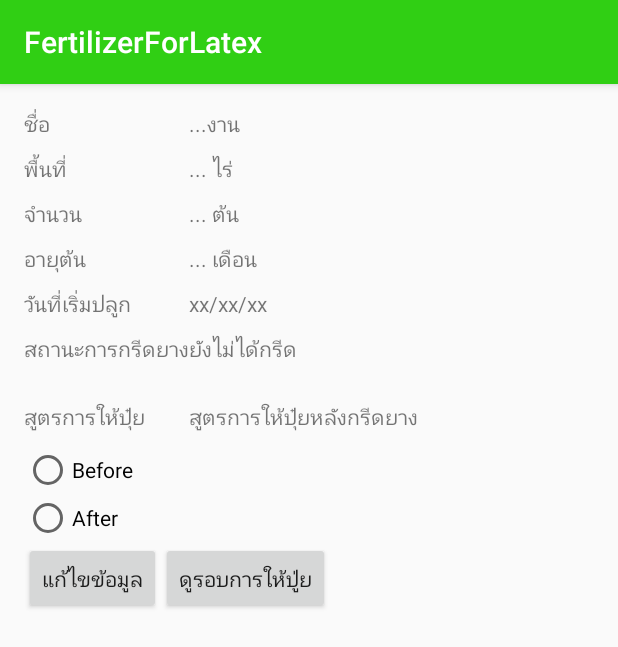
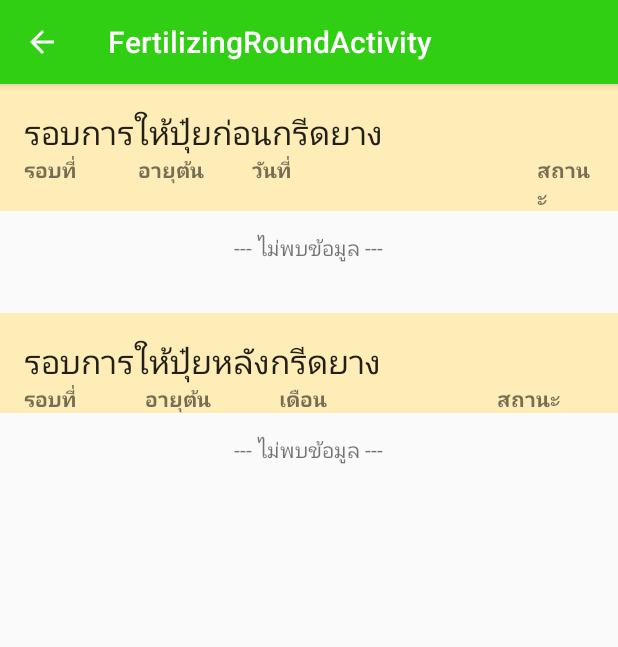
Before and after one commit to bnitelf/FertilizerForLatex, an Android app: the TaskDetailActivity screen opened directly, with no data from a screen before it, after a tap on "ดูรอบการให้ปู่ย", on a phone screen of 412 x 824 dp. Shown: the top 647 px of the screen. Run offline under Robolectric (Android 15) with nearby library versions, the phone set to English and light mode, and no system bars; 7 statements that could not run were skipped.

Commit message:
Finish edit task, finish display fertilizing round before harvesting.

```diff
--- /dev/null
+++ b/app/src/main/java/com/example/puicbr/fertilizerforlatex/FertilizingRoundActivity.java
@@ -0,0 +1,108 @@
+package com.example.puicbr.fertilizerforlatex;
+
+import android.content.Intent;
+import android.support.v7.app.AppCompatActivity;
+import android.os.Bundle;
+import android.view.Menu;
+import android.view.MenuItem;
+import android.view.View;
+import android.widget.ListView;
+import android.widget.TextView;
+
+import com.example.puicbr.fertilizerforlatex.Adapter.FertilizingRoundAdapter;
+import com.example.puicbr.fertilizerforlatex.helper.DateHelper;
+import com.example.puicbr.fertilizerforlatex.helper.DbHelper;
+import com.example.puicbr.fertilizerforlatex.model.Fertilizing_Round;
+import com.example.puicbr.fertilizerforlatex.model.Task;
+
+import java.util.ArrayList;
+import java.util.Calendar;
+import java.util.List;
+
+public class FertilizingRoundActivity extends AppCompatActivity {
+
+    private ListView lvBefore = null;
+    private ListView lvAfter = null;
+    private TextView txtNoDataBefore = null;
+    private TextView txtNoDataAfter = null;
+
+    private int task_id = -1;
+    private Task task = null;
+
+    private DbHelper dbHelper = null;
+
+    @Override
+    protected void onCreate(Bundle savedInstanceState) {
+        super.onCreate(savedInstanceState);
+        setContentView(R.layout.activity_fertilizing_round);
+
+        lvBefore = (ListView) findViewById(R.id.lvBefore);
+        lvAfter = (ListView) findViewById(R.id.lvAfter);
+        txtNoDataBefore = (TextView) findViewById(R.id.txtNoDataBefore);
+        txtNoDataAfter = (TextView) findViewById(R.id.txtNoDataAfter);
+
+        Intent mIntent = getIntent();
+        task_id = mIntent.getIntExtra("task_id", 0);
+
+        dbHelper = new DbHelper(this);
+        task = dbHelper.selectTaskById(task_id);
+
+        List<Fertilizing_Round> fertilizingRoundList = dbHelper.selectFertilizing_RoundByTaskId(task_id);
+
+        // รายการรอบการให้ปุ๋ยก่อนกรีด
+        List<Fertilizing_Round> fRoundBeforeList = new ArrayList<>();
+
+        // รายการรอบการให้ปุ๋ยหลังกรีด
+        List<Fertilizing_Round> fRoundAfterList = null;
+
+        Calendar harvestDate = null;
+        Calendar roundDate = null;
+        if(task.isHarvested()) {
+            harvestDate = DateHelper.toCalendar(task.harvest_date);
+        }
+
+        // แยกรอบการให้ปุ๋ยก่อนกรีด
+        for(Fertilizing_Round fRound : fertilizingRoundList){
+            if(task.isHarvested()){
+                roundDate = DateHelper.toCalendar(fRound.date);
+                // ถ้ารอบการให้ปุ๋ยมากกว่าวันกรีด ไม่ต้อง add ลง fRoundBeforeList
+                if(roundDate.after(harvestDate)){
+                    break;
+                }
+            }
+
+            fRoundBeforeList.add(fRound);
+        }
+
+        // เพิ่มรอบการให้ปุ๋ยลง listview
+        if(fRoundBeforeList.size() > 0){
+            txtNoDataBefore.setVisibility(View.GONE);
+            lvBefore.setVisibility(View.VISIBLE);
+
+            FertilizingRoundAdapter adapter = new FertilizingRoundAdapter(this, fRoundBeforeList);
+            lvBefore.setAdapter(adapter);
+        }
+    }
+
+    /*@Override
+    public boolean onCreateOptionsMenu(Menu menu) {
+        // Inflate the menu; this adds items to the action bar if it is present.
+        getMenuInflater().inflate(R.menu.menu_fertilizing_round, menu);
+        return true;
+    }
+
+    @Override
+    public boolean onOptionsItemSelected(MenuItem item) {
+        // Handle action bar item clicks here. The action bar will
+        // automatically handle clicks on the Home/Up button, so long
+        // as you specify a parent activity in AndroidManifest.xml.
+        int id = item.getItemId();
+
+        //noinspection SimplifiableIfStatement
+        if (id == R.id.action_settings) {
+            return true;
+        }
+
+        return super.onOptionsItemSelected(item);
+    }*/
+}
--- a/app/src/main/java/com/example/puicbr/fertilizerforlatex/TaskDetailActivity.java
+++ b/app/src/main/java/com/example/puicbr/fertilizerforlatex/TaskDetailActivity.java
@@ -58,7 +58,9 @@ public class TaskDetailActivity extends AppCompatActivity {
         btnViewFreRound.setOnClickListener(new View.OnClickListener() {
             @Override
             public void onClick(View view) {
-
+                Intent myIntent = new Intent(TaskDetailActivity.this, FertilizingRoundActivity.class);
+                myIntent.putExtra("task_id", task_id);
+                startActivity(myIntent);
             }
 
         });
--- /dev/null
+++ b/app/src/main/res/layout/activity_fertilizing_round.xml
@@ -0,0 +1,134 @@
+<LinearLayout xmlns:android="http://schemas.android.com/apk/res/android"
+    xmlns:tools="http://schemas.android.com/tools"
+    android:layout_width="match_parent"
+    android:layout_height="match_parent"
+    android:orientation="vertical"
+    tools:context="com.example.puicbr.fertilizerforlatex.FertilizingRoundActivity">
+
+    <TextView
+        android:layout_width="match_parent"
+        android:layout_height="wrap_content"
+        android:textAppearance="?android:attr/textAppearanceLarge"
+        android:text="รอบการให้ปุ๋ยก่อนกรีดยาง"
+        android:background="#ffedb7"
+        android:paddingTop="16dp"
+        android:paddingLeft="16dp" />
+
+    <LinearLayout
+        android:orientation="horizontal"
+        android:layout_width="match_parent"
+        android:layout_height="wrap_content"
+        android:background="#ffedb7"
+        android:paddingLeft="16dp"
+        android:paddingRight="16dp">
+
+        <TextView
+            android:layout_width="0dp"
+            android:layout_height="wrap_content"
+            android:layout_weight="2"
+            android:text="รอบที่"
+            android:textStyle="bold"/>
+
+        <TextView
+            android:layout_width="0dp"
+            android:layout_height="wrap_content"
+            android:layout_weight="2"
+            android:text="อายุต้น"
+            android:textStyle="bold" />
+
+        <TextView
+            android:layout_width="0dp"
+            android:layout_height="wrap_content"
+            android:layout_weight="5"
+            android:text="วันที่"
+            android:textStyle="bold" />
+
+        <TextView
+            android:layout_width="0dp"
+            android:layout_height="wrap_content"
+            android:layout_weight="1"
+            android:text="สถานะ"
+            android:textStyle="bold" />
+    </LinearLayout>
+
+    <ListView
+        android:layout_width="match_parent"
+        android:layout_height="wrap_content"
+        android:id="@+id/lvBefore"
+        android:visibility="gone" />
+
+    <TextView
+        android:layout_width="wrap_content"
+        android:layout_height="48dp"
+        android:text="--- ไม่พบข้อมูล ---"
+        android:id="@+id/txtNoDataBefore"
+        android:layout_gravity="center"
+        android:autoText="false"
+        android:focusable="false"
+        android:gravity="center" />
+
+    <TextView
+        android:layout_width="match_parent"
+        android:layout_height="wrap_content"
+        android:textAppearance="?android:attr/textAppearanceLarge"
+        android:text="รอบการให้ปุ๋ยหลังกรีดยาง"
+        android:layout_marginTop="20dp"
+        android:background="#ffedb7"
+        android:paddingTop="16dp"
+        android:paddingLeft="16dp" />
+
+    <LinearLayout
+        android:orientation="horizontal"
+        android:layout_width="match_parent"
+        android:layout_height="wrap_content"
+        android:background="#ffedb7"
+        android:paddingLeft="16dp"
+        android:paddingRight="16dp">
+
+        <TextView
+            android:layout_width="wrap_content"
+            android:layout_height="wrap_content"
+            android:layout_weight="2"
+            android:text="รอบที่"
+            android:textStyle="bold" />
+
+        <TextView
+            android:layout_width="wrap_content"
+            android:layout_height="wrap_content"
+            android:layout_weight="2"
+            android:text="อายุต้น"
+            android:textStyle="bold" />
+
+        <TextView
+            android:layout_width="wrap_content"
+            android:layout_height="wrap_content"
+            android:layout_weight="5"
+            android:text="เดือน"
+            android:textStyle="bold" />
+
+        <TextView
+            android:layout_width="wrap_content"
+            android:layout_height="wrap_content"
+            android:layout_weight="1"
+            android:text="สถานะ"
+            android:textStyle="bold" />
+
+    </LinearLayout>
+
+    <ListView
+        android:layout_width="match_parent"
+        android:layout_height="wrap_content"
+        android:id="@+id/lvAfter"
+        android:visibility="gone" />
+
+    <TextView
+        android:layout_width="wrap_content"
+        android:layout_height="48dp"
+        android:text="--- ไม่พบข้อมูล ---"
+        android:id="@+id/txtNoDataAfter"
+        android:layout_gravity="center"
+        android:autoText="false"
+        android:focusable="false"
+        android:gravity="center" />
+
+</LinearLayout>
--- /dev/null
+++ b/app/src/main/res/menu/menu_fertilizing_round.xml
@@ -0,0 +1,7 @@
+<menu xmlns:android="http://schemas.android.com/apk/res/android"
+    xmlns:app="http://schemas.android.com/apk/res-auto"
+    xmlns:tools="http://schemas.android.com/tools"
+    tools:context="com.example.puicbr.fertilizerforlatex.FertilizingRoundActivity">
+    <item android:id="@+id/action_settings" android:title="@string/action_settings"
+        android:orderInCategory="100" app:showAsAction="never" />
+</menu>
--- a/app/src/main/res/values/strings.xml
+++ b/app/src/main/res/values/strings.xml
@@ -31,6 +31,7 @@
     <string name="title_activity_add_new_task">AddNewTaskActivity</string>
 
     <string name="hello_world">Hello world!</string>
+    <string name="title_activity_fertilizing_round">FertilizingRoundActivity</string>
 
 
 </resources>
```
Also changed, not shown: app/src/main/AndroidManifest.xml (+15 -6 lines), app/src/main/java/com/example/puicbr/fertilizerforlatex/Adapter/FertilizingRoundAdapter.java (added, +75 -0 lines), app/src/main/java/com/example/puicbr/fertilizerforlatex/Adapter/TasksAdapter.java (+3 -4 lines), app/src/main/java/com/example/puicbr/fertilizerforlatex/StartActivity.java (+1 -9 lines), app/src/main/java/com/example/puicbr/fertilizerforlatex/TaskEditActivity.java (+112 -11 lines), app/src/main/java/com/example/puicbr/fertilizerforlatex/helper/DateHelper.java (+13 -2 lines), app/src/main/java/com/example/puicbr/fertilizerforlatex/helper/DbHelper.java (+27 -11 lines), app/src/main/java/com/example/puicbr/fertilizerforlatex/model/Constants/FertilizingRoundState.java (added, +19 -0 lines), app/src/main/java/com/example/puicbr/fertilizerforlatex/model/Constants/TaskState.java (+4 -4 lines), app/src/main/java/com/example/puicbr/fertilizerforlatex/model/Fertilizing_Round.java (+7 -1 lines), app/src/main/java/com/example/puicbr/fertilizerforlatex/model/Task.java (+8 -0 lines), app/src/main/res/layout/list_item_fertilizing_round.xml (added, +48 -0 lines).
